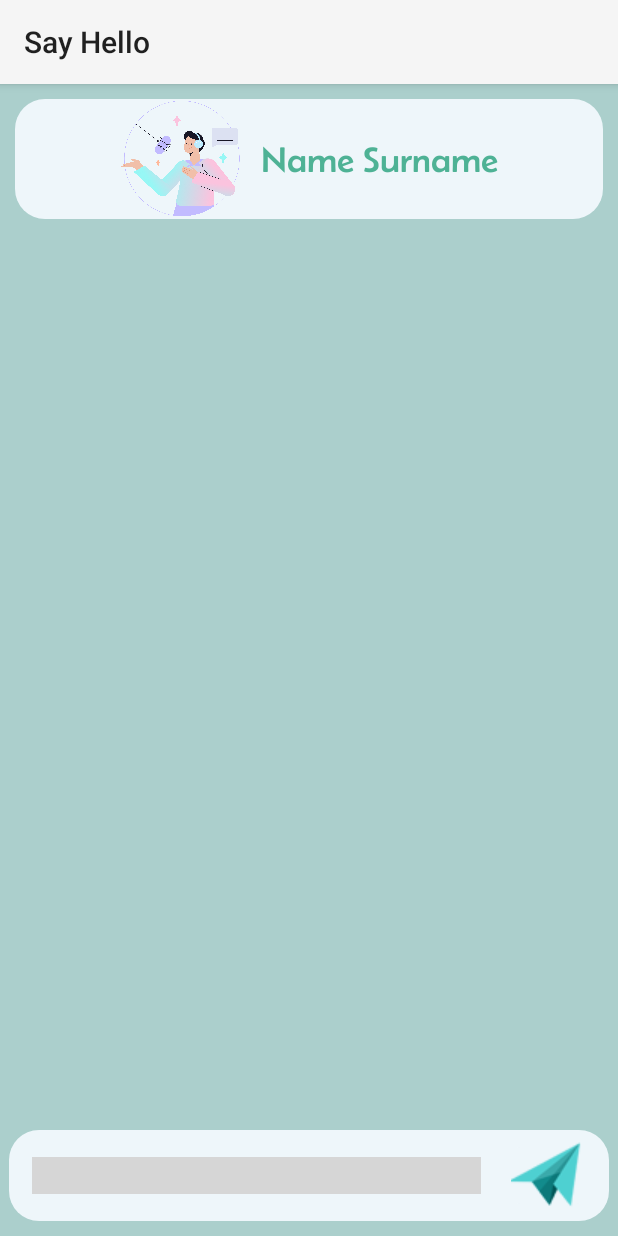
After one commit to Kris-glitch/SayHello, an Android app: the MessageActivity screen opened directly, with no data from a screen before it, on a phone screen of 412 x 824 dp. The commit adds this screen. Run offline under Robolectric (Android 15) with nearby library versions, the phone set to English and light mode, and no system bars; our stand-ins replace Firebase (no records; nobody signed in at launch, a user with empty details on screens opened directly); 3 statements that could not run were skipped; grey boxes are pictures that could not be loaded.

Commit message:
added Message Activity and message design layouts

```diff
--- /dev/null
+++ b/app/src/main/java/com/hfad/sayhello/MessageActivity.java
@@ -0,0 +1,107 @@
+package com.hfad.sayhello;
+
+import androidx.annotation.NonNull;
+import androidx.appcompat.app.AppCompatActivity;
+import androidx.recyclerview.widget.RecyclerView;
+
+import android.content.Intent;
+import android.os.Bundle;
+import android.view.View;
+import android.widget.EditText;
+import android.widget.ImageButton;
+import android.widget.ImageView;
+import android.widget.TextView;
+import android.widget.Toast;
+
+
+import com.bumptech.glide.Glide;
+import com.google.firebase.auth.FirebaseAuth;
+import com.google.firebase.auth.FirebaseUser;
+import com.google.firebase.database.DataSnapshot;
+import com.google.firebase.database.DatabaseError;
+import com.google.firebase.database.DatabaseReference;
+import com.google.firebase.database.FirebaseDatabase;
+import com.google.firebase.database.ValueEventListener;
+import com.hfad.sayhello.Model.Users;
+
+import java.util.HashMap;
+
+public class MessageActivity extends AppCompatActivity {
+
+    TextView username;
+    ImageView imageView;
+    RecyclerView recyclerView;
+    EditText messageText;
+    ImageButton sendBtn;
+
+    FirebaseUser firebaseUser;
+    DatabaseReference databaseReference;
+    Intent intent;
+
+    @Override
+    protected void onCreate(Bundle savedInstanceState) {
+        super.onCreate(savedInstanceState);
+        setContentView(R.layout.activity_message);
+
+        username = findViewById(R.id.username_msg);
+        imageView = findViewById(R.id.profilePictureMsg);
+        sendBtn = findViewById(R.id.btn_send);
+        recyclerView = findViewById(R.id.recycler_view_msg);
+        messageText = findViewById(R.id.text_send);
+
+
+        intent = getIntent();
+        String userid = intent.getStringExtra("userid");
+
+        firebaseUser = FirebaseAuth.getInstance().getCurrentUser();
+        databaseReference = FirebaseDatabase.getInstance().getReference("MyUsers").child(userid);
+
+        databaseReference.addValueEventListener(new ValueEventListener() {
+            @Override
+            public void onDataChange(@NonNull DataSnapshot dataSnapshot) {
+                Users user = dataSnapshot.getValue(Users.class);
+                username.setText(user.getUsername());
+
+                if (user.getImageURL().equals("default")) {
+                    imageView.setImageResource(R.drawable.profile);
+                } else {
+                    Glide.with(MessageActivity.this).load(user.getImageURL()).into(imageView);
+                }
+            }
+
+            @Override
+            public void onCancelled(@NonNull DatabaseError error) {
+
+            }
+        });
+
+        sendBtn.setOnClickListener(new View.OnClickListener() {
+            @Override
+            public void onClick(View v) {
+                String msg = messageText.toString();
+                if (!msg.equals("null")){
+                    sendMessage(firebaseUser.getUid(), userid, msg);
+                } else {
+                    Toast.makeText(MessageActivity.this, "Please type text to send a message", Toast.LENGTH_SHORT).show();
+                }
+
+                messageText.setText("");
+            }
+        });
+
+
+    }
+
+    private void sendMessage(String sender, String receiver, String message) {
+        databaseReference = FirebaseDatabase.getInstance().getReference();
+
+        HashMap<String, Object> hashMap = new HashMap<>();
+        hashMap.put("sender", sender);
+        hashMap.put("receiver", receiver);
+        hashMap.put("message", message);
+
+        databaseReference.child("Chats").push().setValue(hashMap);
+
+
+    }
+}
--- /dev/null
+++ b/app/src/main/res/drawable-v24/msg_shape.xml
@@ -0,0 +1,15 @@
+<?xml version="1.0" encoding="utf-8"?>
+<selector xmlns:android="http://schemas.android.com/apk/res/android">
+    <item>
+        <shape>
+            <solid android:color="@color/blue" />
+
+            <corners
+                android:topLeftRadius="20sp"
+                android:topRightRadius="20sp"
+                android:bottomLeftRadius="20dp"
+                android:bottomRightRadius="20dp"
+                />
+        </shape>
+    </item>
+</selector>
--- /dev/null
+++ b/app/src/main/res/layout/activity_message.xml
@@ -0,0 +1,113 @@
+<?xml version="1.0" encoding="utf-8"?>
+<androidx.constraintlayout.widget.ConstraintLayout xmlns:android="http://schemas.android.com/apk/res/android"
+    xmlns:app="http://schemas.android.com/apk/res-auto"
+    xmlns:tools="http://schemas.android.com/tools"
+    android:layout_width="match_parent"
+    android:layout_height="match_parent"
+    android:background="@color/green2"
+    tools:context=".MessageActivity">
+
+    <androidx.appcompat.widget.Toolbar
+        android:id="@+id/toolbar2"
+        android:layout_width="match_parent"
+        android:layout_height="wrap_content"
+        android:layout_marginTop="10dp"
+        android:layout_marginStart="10dp"
+        android:layout_marginEnd="10dp"
+        android:background="@drawable/msg_shape"
+        android:minHeight="?attr/actionBarSize"
+        app:layout_constraintEnd_toEndOf="parent"
+        app:layout_constraintHorizontal_bias="0.0"
+        app:layout_constraintStart_toStartOf="parent"
+        app:layout_constraintTop_toTopOf="parent">
+
+        <ImageView
+            android:id="@+id/profilePictureMsg"
+            android:layout_width="80dp"
+            android:layout_height="80dp"
+            android:layout_gravity="center"
+            app:layout_constraintEnd_toEndOf="@+id/toolbar2"
+            app:layout_constraintHorizontal_bias="0.5"
+            app:layout_constraintStart_toStartOf="@+id/toolbar2"
+            app:layout_constraintTop_toTopOf="@+id/toolbar2"
+            app:srcCompat="@drawable/profile" />
+
+
+        <TextView
+            android:id="@+id/username_msg"
+            android:layout_width="wrap_content"
+            android:layout_height="wrap_content"
+            android:layout_gravity="center"
+            android:layout_marginStart="30dp"
+            android:layout_marginTop="20dp"
+            android:fontFamily="@font/regular"
+            android:text="Name Surname"
+            android:textColor="@color/green"
+            android:textSize="24sp"
+            app:layout_constraintEnd_toEndOf="@+id/toolbar2"
+            app:layout_constraintHorizontal_bias="0.5"
+            app:layout_constraintStart_toStartOf="@+id/toolbar2"
+            app:layout_constraintTop_toBottomOf="@+id/profilePictureMsg" />
+
+    </androidx.appcompat.widget.Toolbar>
+
+
+    <RelativeLayout
+        android:layout_width="400dp"
+        android:layout_height="wrap_content"
+        android:id="@+id/bottom"
+        android:padding="5dp"
+        android:layout_marginBottom="10dp"
+        android:layout_marginStart="20dp"
+        android:layout_marginEnd="20dp"
+        android:background="@drawable/msg_shape"
+        app:layout_constraintBottom_toBottomOf="parent"
+        app:layout_constraintEnd_toEndOf="parent"
+        app:layout_constraintStart_toStartOf="parent">
+
+        <EditText
+            android:layout_width="match_parent"
+            android:layout_height="wrap_content"
+            android:id="@+id/text_send"
+            android:hint="@string/type_your_message"
+            android:textSize="20sp"
+            android:layout_marginStart="10dp"
+            android:layout_marginEnd="10dp"
+            android:fontFamily="@font/regular"
+            android:background="@color/fui_transparent"
+            android:layout_toLeftOf="@+id/btn_send"
+            android:layout_centerVertical="true"/>
+
+        <ImageButton
+            android:layout_width="50dp"
+            android:layout_height="50dp"
+            android:id="@+id/btn_send"
+            android:src="@drawable/planesend"
+            android:backgroundTint="@color/blue"
+            android:layout_marginStart="10dp"
+            android:layout_marginEnd="10dp"
+            android:padding="5dp"
+            android:layout_alignParentEnd="true"
+            android:layout_alignParentRight="true"/>
+
+    </RelativeLayout>
+
+    <androidx.recyclerview.widget.RecyclerView
+        android:id="@+id/recycler_view_msg"
+        android:layout_width="0dp"
+        android:layout_height="0dp"
+        android:layout_marginBottom="20dp"
+        android:layout_marginTop="20dp"
+        android:layout_marginStart="20dp"
+        android:layout_marginEnd="20dp"
+        app:layout_constraintBottom_toTopOf="@+id/bottom"
+        app:layout_constraintEnd_toEndOf="parent"
+        app:layout_constraintHorizontal_bias="0.0"
+        app:layout_constraintStart_toStartOf="parent"
+        app:layout_constraintTop_toBottomOf="@+id/toolbar2"
+        app:layout_constraintVertical_bias="0.0">
+
+    </androidx.recyclerview.widget.RecyclerView>
+
+
+</androidx.constraintlayout.widget.ConstraintLayout>
--- a/app/src/main/res/values/colors.xml
+++ b/app/src/main/res/values/colors.xml
@@ -7,5 +7,6 @@
     <color name="orange">#EDBBAB</color>
     <color name="orange2">#C88C79</color>
     <color name="blue2">#6BB1D3</color>
-    <color name="green2">#BBF4EF</color>
+    <color name="green2">#ABCFCC</color>
+    <color name="grey">#dee2e6</color>
 </resources>
--- a/app/src/main/res/values/strings.xml
+++ b/app/src/main/res/values/strings.xml
@@ -14,4 +14,5 @@
     <string name="hello_blank_fragment">Hello blank fragment</string>
     <string name="user">User</string>
     <string name="chat">Chat</string>
+    <string name="type_your_message">Type your message...</string>
 </resources>
--- a/app/src/main/res/values/styles.xml
+++ b/app/src/main/res/values/styles.xml
@@ -13,8 +13,8 @@
 
     <!-- Base application theme. -->
     <style name="AppTheme2" parent="Theme.AppCompat.Light.DarkActionBar">
-        <item name="colorPrimary">@color/orange2</item>
-        <item name="colorPrimaryDark">@color/orange</item>
+        <item name="colorPrimary">@color/blue2</item>
+        <item name="colorPrimaryDark">@color/blue2</item>
         <item name="colorAccent">@color/green</item>
     </style>
 </resources>
```
Also changed, not shown: app/src/main/AndroidManifest.xml (+7 -4 lines), app/src/main/java/com/hfad/sayhello/Adapters/UserAdapter.java (+11 -0 lines), app/src/main/res/drawable-v24/msg_left.xml (added, +14 -0 lines), app/src/main/res/drawable-v24/msg_right.xml (added, +15 -0 lines), app/src/main/res/layout/message_item_left.xml (added, +19 -0 lines), app/src/main/res/layout/message_item_right.xml (added, +20 -0 lines), app/src/main/res/drawable/planesend.png (added).
